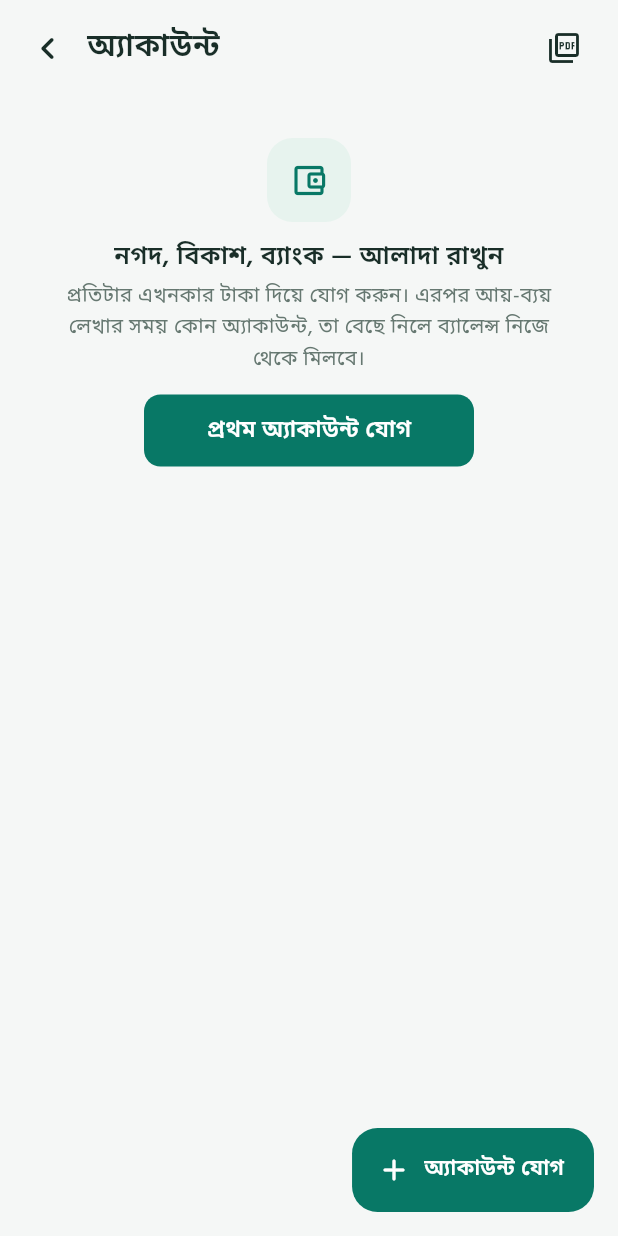
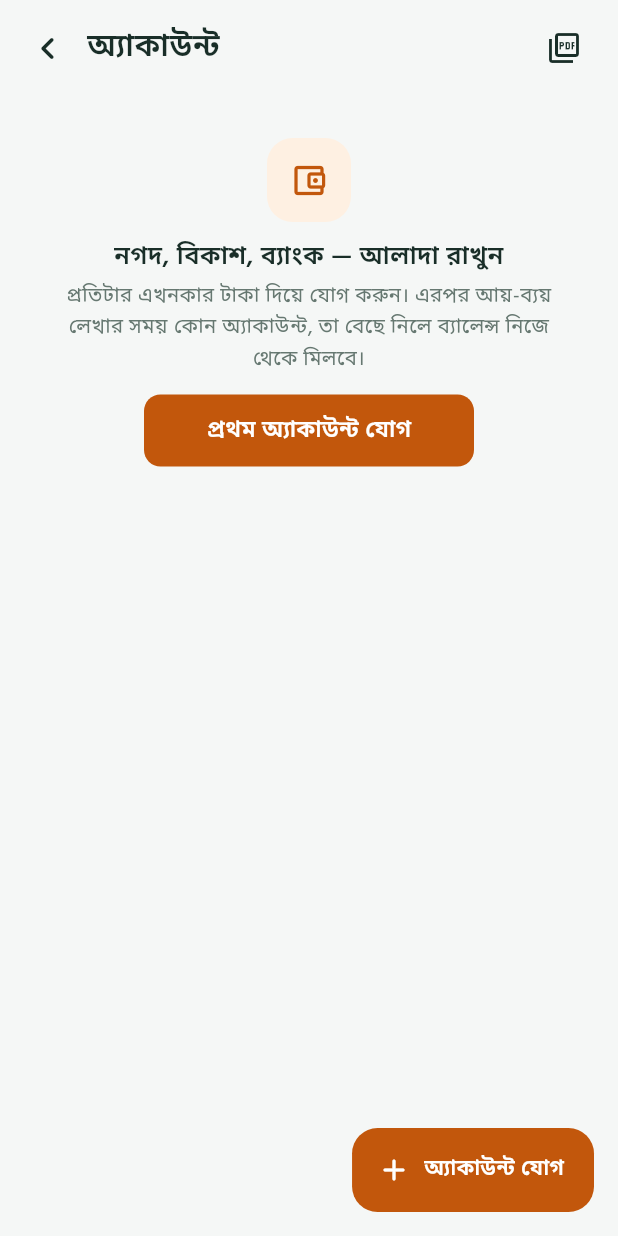
Before and after one commit to iamsaifsaiful/digital_brain, a Flutter app: the AccountsScreen screen opened directly, on a phone screen of 412 x 824 dp. Run offline on Flutter 3.47's test engine with Material 3 defaults, Android fonts, the phone set to English and light mode, and no system bars; our stand-ins replace clock, flutter_local_notifications, flutter_secure_storage, flutter_tts, image_picker, local_auth and 4 more; missing offline and left inert: cryptography, dart:ffi, file_selector; accounts and stored records are empty; network calls fail; statements that could not run were skipped.

```diff
--- a/lib/screens/more_screen.dart
+++ b/lib/screens/more_screen.dart
@@ -34,7 +34,7 @@ import '../ui/pro_gate.dart';
 import '../logic/lang.dart';
 import '../ui/pdf_export.dart';
 
-const appVersion = '2.53.1';
+const appVersion = '2.53.2';
 
 /// "আমি": Pro, reminder check, backup and security, voice, and the rest.
 class MoreScreen extends StatefulWidget {
--- a/lib/state/brain.dart
+++ b/lib/state/brain.dart
@@ -977,7 +977,8 @@ class Brain extends ChangeNotifier {
   Look look = Look.system;
 
   /// The accent colour's key (see `accents`).
-  String accentKey = 'green';
+  /// Default: কমলা (owner, 25 Oct); a colour the user chose stays.
+  String accentKey = 'amber';
 
   /// The app's words in English instead of Bangla.
   bool english = false;
@@ -1046,7 +1047,7 @@ class Brain extends ChangeNotifier {
       final keys = services.lock.keys;
       final saved = await keys.read('look');
       look = Look.values.firstWhere((l) => l.name == saved, orElse: () => Look.system);
-      accentKey = await keys.read('accent') ?? 'green';
+      accentKey = await keys.read('accent') ?? 'amber';
       english = (await keys.read('lang')) == 'en';
       letterSize = double.tryParse(await keys.read('letter_size') ?? '') ?? 1.0;
       easyMode = (await keys.read('easy_mode')) == 'true';
--- a/lib/ui/theme.dart
+++ b/lib/ui/theme.dart
@@ -56,7 +56,7 @@ String colorKey(Color c) => '#${(c.toARGB32() & 0xFFFFFF).toRadixString(16).padL
 class C {
   /// Set by the app before building; screens read colours through [C].
   static bool dark = false;
-  static Accent accent = accents.first;
+  static Accent accent = accentFor('amber');
 
   static Color _p(int light, int night) => Color(dark ? night : light);
 
--- a/pubspec.yaml
+++ b/pubspec.yaml
@@ -1,7 +1,7 @@
 name: digital_brain
 description: My Assistant — আপনার ব্যক্তিগত সহকারী। কাজের তালিকা, রিমাইন্ডার, ফোন-মেসেজ, বাকি ও লেনদেন, নোট আর পাসওয়ার্ড — মুখে বলুন বা লিখুন।
 publish_to: 'none'
-version: 2.53.1+109
+version: 2.53.2+110
 
 environment:
   sdk: '>=3.6.0 <4.0.0'
```
